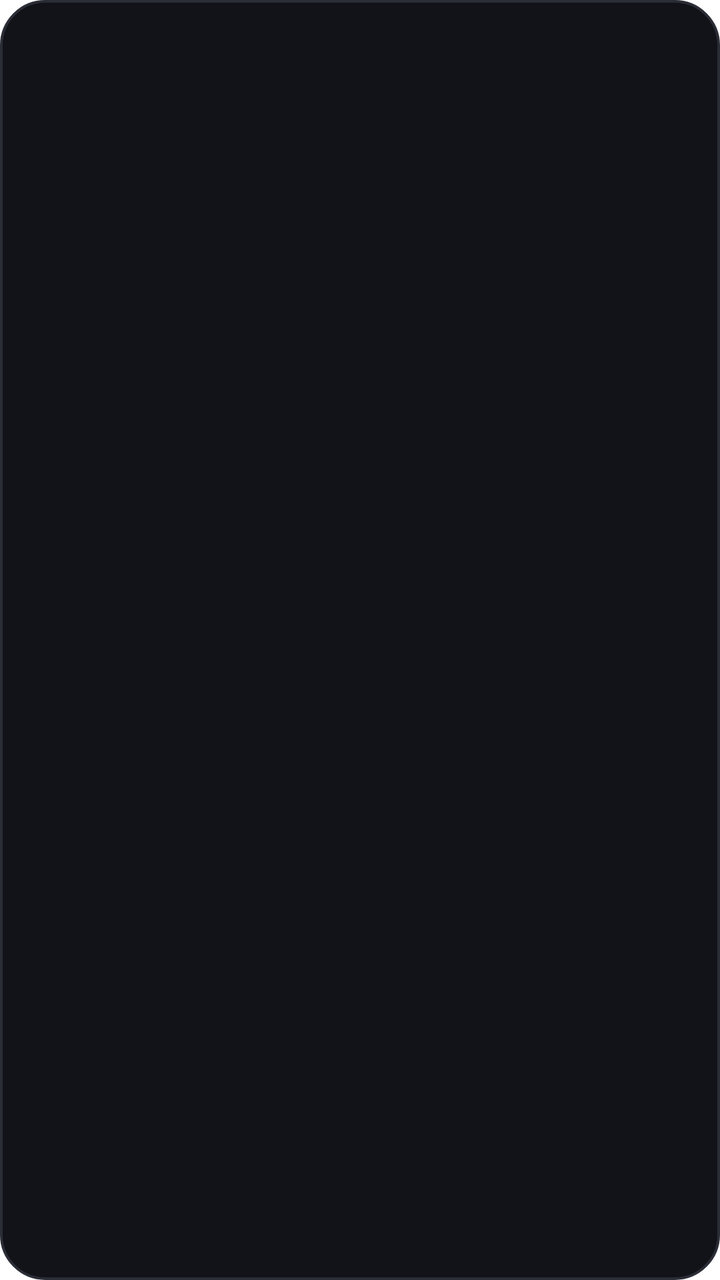
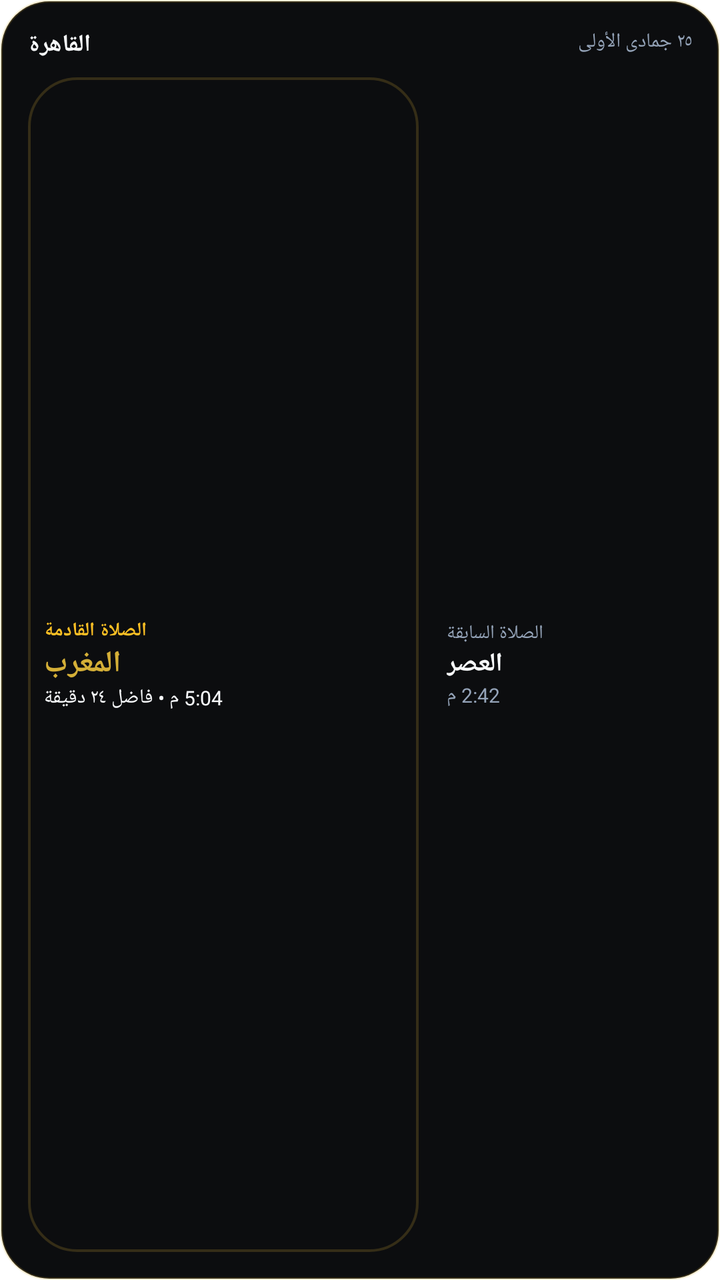

The first picture is an Android layout as it rendered before a commit; the second is the same layout after the commit. The layout source and the unified diff follow.
<!-- AndroidManifest.xml: fallback theme Theme.MaterialComponents.DayNight.NoActionBar -->
<!-- res/layout/widget_prayer_medium.xml -->
<?xml version="1.0" encoding="utf-8"?>
<FrameLayout xmlns:android="http://schemas.android.com/apk/res/android"
    android:id="@+id/widget_root"
    android:layout_width="match_parent"
    android:layout_height="match_parent"
    android:background="@drawable/widget_background">

    <ImageView
        android:id="@+id/widget_image"
        android:layout_width="match_parent"
        android:layout_height="match_parent"
        android:scaleType="fitXY"
        android:contentDescription="@string/widget_prayer_medium_name" />

    <LinearLayout
        android:id="@+id/widget_fallback"
        android:layout_width="match_parent"
        android:layout_height="match_parent"
        android:orientation="vertical"
        android:gravity="center"
        android:padding="12dp"
        android:visibility="gone">
        <TextView
            android:layout_width="wrap_content"
            android:layout_height="wrap_content"
            android:text="@string/widget_prayer_medium_name"
            android:textColor="#38BDF8"
            android:textSize="14sp"
            android:textStyle="bold" />
    </LinearLayout>
</FrameLayout>
<!-- resources referenced by this layout -->
<resources>
  <!-- drawable widget_background (drawable) -->
  <?xml version="1.0" encoding="utf-8"?>
  <shape xmlns:android="http://schemas.android.com/apk/res/android"
      android:shape="rectangle">
      <solid android:color="#121318" />
      <corners android:radius="22dp" />
      <stroke
          android:width="1.2dp"
          android:color="#2A2D36" />
  </shape>
  <string name="widget_prayer_medium_name">مواقيت الصلاة (متوسط)</string>
</resources>

<!-- the commit's change to res/layout/widget_prayer_medium.xml (unified diff, before → after) -->
@@ -5,27 +5,114 @@
     android:layout_height="match_parent"
     android:background="@drawable/widget_background">
 
+    
+    <LinearLayout
+        android:id="@+id/widget_fallback"
+        android:layout_width="match_parent"
+        android:layout_height="match_parent"
+        android:orientation="vertical"
+        android:padding="14dp"
+        android:visibility="visible">
+
+        <RelativeLayout
+            android:layout_width="match_parent"
+            android:layout_height="wrap_content">
+            <TextView
+                android:layout_width="wrap_content"
+                android:layout_height="wrap_content"
+                android:layout_alignParentStart="true"
+                android:text="القاهرة"
+                android:textColor="#F8FAFC"
+                android:textSize="12sp"
+                android:textStyle="bold" />
+            <TextView
+                android:layout_width="wrap_content"
+                android:layout_height="wrap_content"
+                android:layout_alignParentEnd="true"
+                android:text="٢٥ جمادى الأولى"
+                android:textColor="#94A3B8"
+                android:textSize="10sp" />
+        </RelativeLayout>
+
+        <LinearLayout
+            android:layout_width="match_parent"
+            android:layout_height="0dp"
+            android:layout_weight="1"
+            android:layout_marginTop="8dp"
+            android:orientation="horizontal">
+
+            
+            <LinearLayout
+                android:layout_width="0dp"
+                android:layout_height="match_parent"
+                android:layout_weight="6"
+                android:background="@drawable/widget_background"
+                android:gravity="center_vertical"
+                android:orientation="vertical"
+                android:padding="8dp">
+                <TextView
+                    android:layout_width="wrap_content"
+                    android:layout_height="wrap_content"
+                    android:text="الصلاة القادمة"
+                    android:textColor="#FBBF24"
+                    android:textSize="9.5sp"
+                    android:textStyle="bold" />
+                <TextView
+                    android:layout_width="wrap_content"
+                    android:layout_height="wrap_content"
+                    android:text="المغرب"
+                    android:textColor="#D4AF37"
+                    android:textSize="15sp"
+                    android:textStyle="bold" />
+                <TextView
+                    android:layout_width="wrap_content"
+                    android:layout_height="wrap_content"
+                    android:text="5:04 م • فاضل ٢٤ دقيقة"
+                    android:textColor="#F8FAFC"
+                    android:textSize="10sp" />
+            </LinearLayout>
+
+            <Space
+                android:layout_width="6dp"
+                android:layout_height="match_parent" />
+
+            
+            <LinearLayout
+                android:layout_width="0dp"
+                android:layout_height="match_parent"
+                android:layout_weight="4"
+                android:gravity="center_vertical"
+                android:orientation="vertical"
+                android:padding="8dp">
+                <TextView
+                    android:layout_width="wrap_content"
+                    android:layout_height="wrap_content"
+                    android:text="الصلاة السابقة"
+                    android:textColor="#94A3B8"
+                    android:textSize="9.5sp" />
+                <TextView
+                    android:layout_width="wrap_content"
+                    android:layout_height="wrap_content"
+                    android:text="العصر"
+                    android:textColor="#F8FAFC"
+                    android:textSize="13sp"
+                    android:textStyle="bold" />
+                <TextView
+                    android:layout_width="wrap_content"
+                    android:layout_height="wrap_content"
+                    android:text="2:42 م"
+                    android:textColor="#94A3B8"
+                    android:textSize="10sp" />
+            </LinearLayout>
+        </LinearLayout>
+    </LinearLayout>
+
     <ImageView
         android:id="@+id/widget_image"
         android:layout_width="match_parent"
         android:layout_height="match_parent"
         android:scaleType="fitXY"
+        android:visibility="gone"
         android:contentDescription="@string/widget_prayer_medium_name" />
 
-    <LinearLayout
-        android:id="@+id/widget_fallback"
-        android:layout_width="match_parent"
-        android:layout_height="match_parent"
-        android:orientation="vertical"
-        android:gravity="center"
-        android:padding="12dp"
-        android:visibility="gone">
-        <TextView
-            android:layout_width="wrap_content"
-            android:layout_height="wrap_content"
-            android:text="@string/widget_prayer_medium_name"
-            android:textColor="#38BDF8"
-            android:textSize="14sp"
-            android:textStyle="bold" />
-    </LinearLayout>
 </FrameLayout>
<!-- resource entries referenced after the edit -->
@@ -4,11 +4,11 @@
   <?xml version="1.0" encoding="utf-8"?>
   <shape xmlns:android="http://schemas.android.com/apk/res/android"
       android:shape="rectangle">
-      <solid android:color="#121318" />
-      <corners android:radius="22dp" />
+      <solid android:color="#0C0D0F" />
+      <corners android:radius="24dp" />
       <stroke
           android:width="1.2dp"
-          android:color="#2A2D36" />
+          android:color="#33D4AF37" />
   </shape>
   <string name="widget_prayer_medium_name">مواقيت الصلاة (متوسط)</string>
 </resources>
